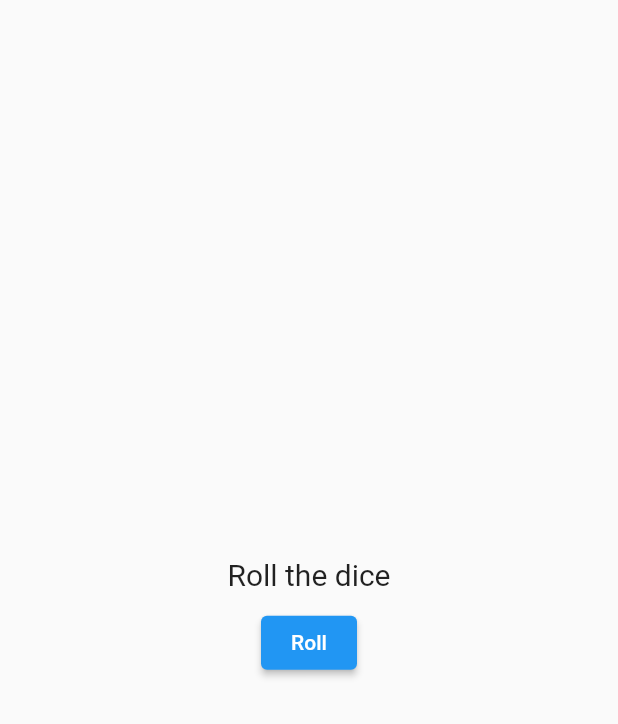
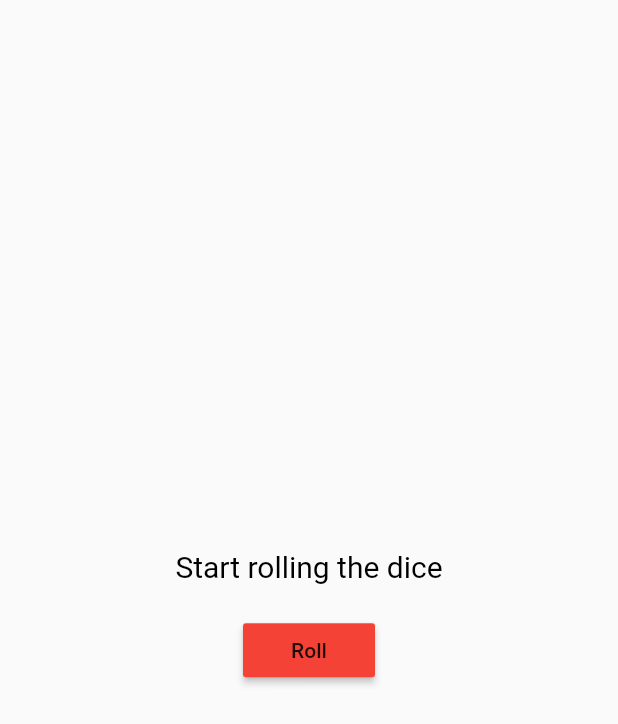
Before and after one commit to whiteSHADOW1234/RollingDice, a Flutter app: the screen it shows after launch, on a phone screen of 412 x 824 dp. Shown: the top 724 px of the screen. Run offline on Flutter 3.47's test engine with Material 2 defaults, Android fonts, the phone set to English and light mode, and no system bars; our stand-ins replace lottie.

Commit message:
add rolling again animation

```diff
--- a/lib/home_page.dart
+++ b/lib/home_page.dart
@@ -12,102 +12,95 @@ class HomePage extends StatefulWidget {
 }
 
 class _HomePageState extends State<HomePage> {
-  int diceNumber = 0;
-  @override
-  Widget build(BuildContext context) {
-    // create a text widget and a button under it
-    return Scaffold(
-      // get the value of the dice number asynchrnously
-      body: diceNumber == 0
-          ? startPage()
-          : diceNumber == -1
-              ? diceRolling()
-              : diceResult(diceNumber),
-    );
-  }
+    int _diceNumber = 0;
+  bool _rolling = false;
+  bool _showResult = false;
 
-  void updateDiceNumber() {
-    // this function will call the diceRolling function and update the diceNumber state
+  _rollDice() async {
     setState(() {
-      diceNumber = Random().nextInt(6) + 1;
-      print(diceNumber);
+      _rolling = true;
+    });
+    await Future.delayed(const Duration(seconds: 3), () => "");
+    setState(() {
+      _rolling = false;
+      _diceNumber = (1 + (Random().nextDouble() * 6).floor()).toInt();
+      _showResult = true;
     });
   }
 
-  diceRolling() {
-    return  Center(
-      child: Column(
-        children: [
-          Center(
-            child: Lottie.asset('assets/rollingDice.json'),
-          ),
-          const SizedBox(
-            height: 5,
-          ),
-          const Text(
-            'Rolling the dice...',
-            style: TextStyle(fontSize: 15),
-          ),
-        ],
-      )
+  @override
+  Widget build(BuildContext context) {
+    return Scaffold(
+      body: Center(
+        child: Column(
+          mainAxisAlignment: MainAxisAlignment.center,
+          children: <Widget>[
+            _rolling
+                ? Lottie.asset('assets/lottie/rollingDice.json',
+                    height: 200, width: 200)
+                : _diceNumber == 0
+                    ? const Text('Start rolling the dice',
+                        style: TextStyle(
+                          color: Colors.black,
+                          fontSize: 20,
+                        ))
+                    : Column(
+                        children: <Widget>[
+                          Image.asset('assets/pictures/dice$_diceNumber.png'),
+                          _showResult
+                            ? DiceResult(closeCallback:() {
+                                setState(() {
+                                  _showResult = false;
+                                });
+                              }, diceNumber:_diceNumber,)
+                            : Container()
+                        ],
+                      ),
+            const SizedBox(height: 20),
+            MaterialButton(
+              onPressed: _rollDice,
+              color: Colors.red,
+              child: const Text('Roll'),
+            ),
+            // _diceNumber != 0
+            //     ? Padding(
+            //         padding: const EdgeInsets.only(top: 20),
+            //         child: MaterialButton(
+            //           onPressed: _rollDice,
+            //           color: Colors.blue,
+            //           child: const Text('Roll Again'),
+            //         ),
+            //       )
+            //     : Container()
+          ],
+        ),
+      ),
     );
   }
-
-startPage() {
-  return Center(
-    child: Column(
-      mainAxisAlignment: MainAxisAlignment.center,
-      children: [
-        const Text(
-          'Roll the dice',
-          style: TextStyle(fontSize: 20),
-        ),
-        const SizedBox(
-          height: 10,
-        ),
-        ElevatedButton(
-          onPressed: () async{
-            setState(() {
-              diceNumber = -1;
-            });
-            Future.delayed(const Duration(seconds: 3), () {
-              updateDiceNumber();
-            });
-          },
-          child: const Text('Roll'),
-        ),
-      ],
-    ),
-  );
 }
 
-diceResult(int diceNumber) {
-  return Center(
-    child: Column(
-      mainAxisAlignment: MainAxisAlignment.center,
-      children: [
-        Text(
-          'You rolled a $diceNumber',
-          style: const TextStyle(fontSize: 20),
-        ),
-        const SizedBox(
-          height: 10,
-        ),
-        ElevatedButton(
-          onPressed: () async{
-
-            setState(() {
-              diceNumber = -1;
-            });
-            print(diceNumber);
-            Future.delayed(const Duration(seconds: 3), () {
-              updateDiceNumber();
-            });
-          },
-          child: const Text('Roll Again'),
-        ),
+class DiceResult extends StatelessWidget {
+  final int _diceNumber;
+  final VoidCallback _closeCallback;
+  const DiceResult({Key? key, required VoidCallback closeCallback, required int diceNumber})
+      : _diceNumber = diceNumber,
+        _closeCallback = closeCallback,
+        super(key: key);
+  @override
+  Widget build(BuildContext context) {
+    return AlertDialog(
+      title: Text('You just rolled a $_diceNumber',
+              style: const TextStyle(
+                color: Colors.black,
+                fontSize: 20,
+              )
+            ),
+      actions: <Widget>[
+        TextButton(
+          onPressed: _closeCallback,
+          child: const Text('OK'),
+        )
       ],
-    ),
-  );
+    );
+  }
 }
-}
--- a/pubspec.yaml
+++ b/pubspec.yaml
@@ -60,7 +60,8 @@ flutter:
 
   # To add assets to your application, add an assets section, like this:
   assets:
-    - assets/
+    - assets/lottie/
+    - assets/pictures/
   #   - images/a_dot_burr.jpeg
   #   - images/a_dot_ham.jpeg
 
```
Also changed, not shown: assets/lottie/rollingDice.json (renamed from assets/rollingDice.json), assets/pictures/dice1.png (added), assets/pictures/dice2.png (added), assets/pictures/dice3.png (added), assets/pictures/dice4.png (added), assets/pictures/dice5.png (added), assets/pictures/dice6.png (added).
